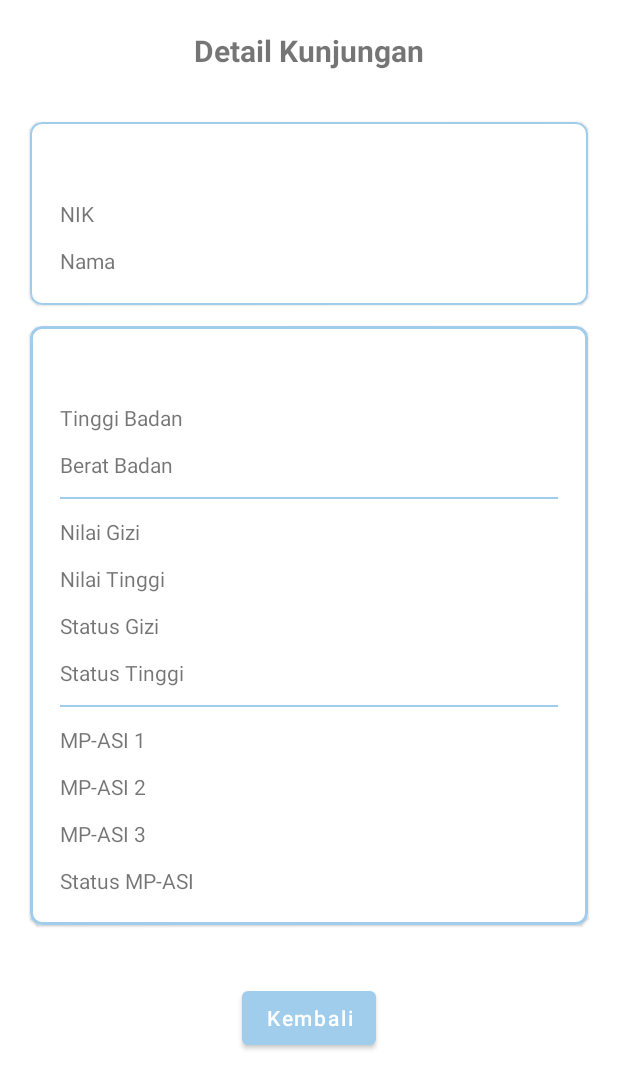
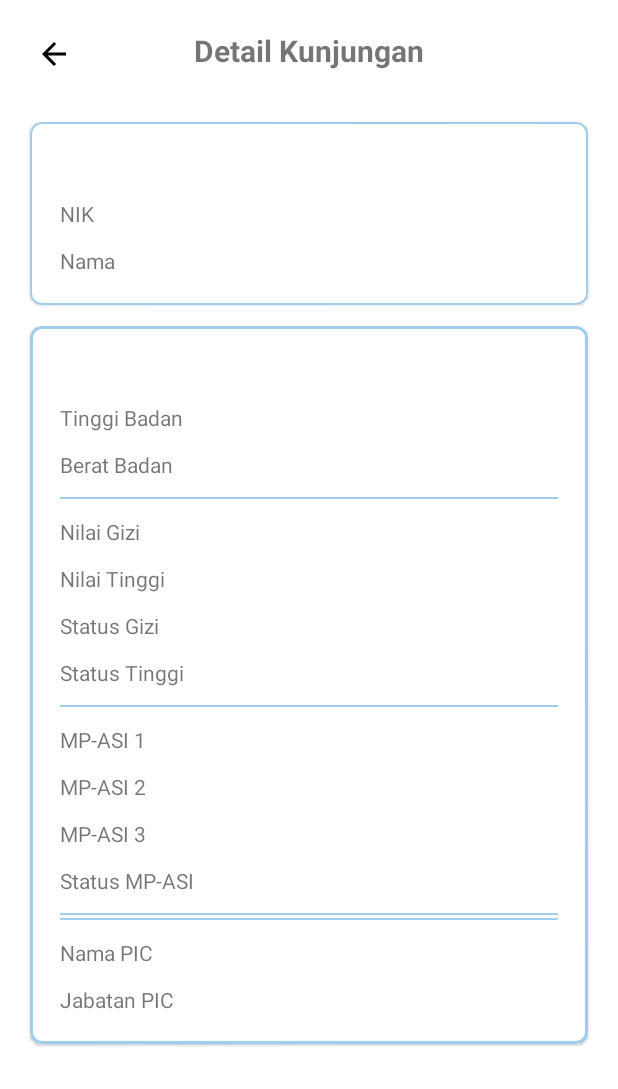
Before and after one commit to RikySaepuloh/HealthyBaby, an Android app: the layout activity_detail_riwayat.xml on its own in the app's theme, with its tools: preview values and no code run, on a phone screen of 412 x 824 dp. Shown: the top 1089 px of the screen. Run offline under Robolectric (Android 15) with nearby library versions, the phone set to English and light mode, and no system bars.

Commit message:
Initial fixed

```diff
--- a/app/src/main/java/id/example/healthybaby/DetailRiwayatActivity.kt
+++ b/app/src/main/java/id/example/healthybaby/DetailRiwayatActivity.kt
@@ -45,6 +45,8 @@ class DetailRiwayatActivity : AppCompatActivity() {
 
                 binding.tvTb.text = mydata?.get("tinggi badan").toString()
                 binding.tvBb.text = mydata?.get("berat badan").toString()
+                binding.tvPic.text = mydata?.get("pic").toString()
+                binding.tvJabPic.text = mydata?.get("hakakses").toString()
 
                 val statusGizi = mydata?.get("status gizi").toString()
                 when (statusGizi) {
--- a/app/src/main/java/id/example/healthybaby/InputNIKActivity.kt
+++ b/app/src/main/java/id/example/healthybaby/InputNIKActivity.kt
@@ -21,7 +21,7 @@ class InputNIKActivity : AppCompatActivity() {
         setContentView(binding.root)
         preferences.setPreferences(applicationContext)
 
-        if (preferences.getLoggedAs() == "Nakes") {
+        if (preferences.getLoggedAs() == "Dokter" || preferences.getLoggedAs() == "Kader") {
             ucapanSelamat()
             binding.btnLogout.visibility = View.VISIBLE
         }
--- a/app/src/main/java/id/example/healthybaby/IntroductionActivity.kt
+++ b/app/src/main/java/id/example/healthybaby/IntroductionActivity.kt
@@ -23,7 +23,6 @@ class IntroductionActivity : AppCompatActivity() {
         }
 
         binding.btnNakes.setOnClickListener {
-            preferences.saveLoggedAs("Nakes")
             startActivity(Intent(this,LoginActivity::class.java))
         }
     }
--- a/app/src/main/java/id/example/healthybaby/Library.kt
+++ b/app/src/main/java/id/example/healthybaby/Library.kt
@@ -38,7 +38,7 @@ fun dateTodayyymmdd(): String {
 }
 
 fun dateTodaddmmyyy(): String {
-    return SimpleDateFormat("dd-MM-yyyy", Locale.getDefault()).format(Date())
+    return SimpleDateFormat("dd/MM/yyyy", Locale.getDefault()).format(Date())
 }
 
 fun getMonthFromBirthdate(tanggalLahir: String?): Int {
--- a/app/src/main/java/id/example/healthybaby/LoginActivity.kt
+++ b/app/src/main/java/id/example/healthybaby/LoginActivity.kt
@@ -66,6 +66,7 @@ class LoginActivity : AppCompatActivity() {
                         preferences.saveUserID(userDoc.id)
                         preferences.saveLogStatus(true)
                         preferences.saveNamaNakes(user["nama"] as String?)
+                        preferences.saveLoggedAs(user["hakakses"] as String?)
 
                         startActivity(Intent(this,InputNIKActivity::class.java))
                         finishAffinity()
--- a/app/src/main/java/id/example/healthybaby/ResultActivity.kt
+++ b/app/src/main/java/id/example/healthybaby/ResultActivity.kt
@@ -65,6 +65,16 @@ class ResultActivity : AppCompatActivity() {
         val db = Firebase.firestore
         val userId = preferences.getUserID() // Replace with the actual user ID
         val medicalHistoryRef = userId?.let { db.collection("bayi").document(it).collection("medicalHistory") }
+        var loggedas=""
+        var nama=""
+        if (preferences.getLoggedAs() == "Dokter" || preferences.getLoggedAs() == "Kader"){
+            loggedas = preferences.getLoggedAs().toString()
+            nama = preferences.getNamaNakes().toString()
+        }else{
+            loggedas = preferences.getLoggedAs().toString()
+            nama = "-"
+        }
+
 
         val newRecord = hashMapOf(
             "tinggi badan" to preferences.getTB()!!.toDouble(),
@@ -78,6 +88,8 @@ class ResultActivity : AppCompatActivity() {
             "mp-asi 3" to preferences.getJenis3(),
             "frekuensi" to preferences.getFrekuensi(),
             "hasil mp-asi" to preferences.getHasilJenis(),
+            "pic" to nama,
+            "hakakses" to loggedas,
             "date" to dateTodaddmmyyy()
         )
 
@@ -101,6 +113,30 @@ class ResultActivity : AppCompatActivity() {
         binding.tvTanggalLahir.text = preferences.getTanggalLahir()
         binding.tvStatusGizi.text = statusGizi
         binding.tvStatusTinggi.text = statusTinggi
+
+        when (statusTinggi) {
+            "Sangat Pendek", "Sangat Tinggi" -> {
+                binding.tvStatusTinggi.setTextColor(ContextCompat.getColor(this,R.color.red))
+            }
+            "Pendek", "Tinggi" -> {
+                binding.tvStatusTinggi.setTextColor(ContextCompat.getColor(this,R.color.yellow))
+            }
+            else -> {
+                binding.tvStatusTinggi.setTextColor(ContextCompat.getColor(this,R.color.green))
+            }
+        }
+
+        when (statusGizi) {
+            "Sangat Obesitas", "Sangat Kurus" -> {
+                binding.tvStatusGizi.setTextColor(ContextCompat.getColor(this,R.color.red))
+            }
+            "Obesitas", "Kurus" -> {
+                binding.tvStatusGizi.setTextColor(ContextCompat.getColor(this,R.color.yellow))
+            }
+            else -> {
+                binding.tvStatusGizi.setTextColor(ContextCompat.getColor(this,R.color.green))
+            }
+        }
     }
 
 
--- a/app/src/main/res/layout/activity_detail_riwayat.xml
+++ b/app/src/main/res/layout/activity_detail_riwayat.xml
@@ -7,14 +7,40 @@
     android:layout_height="match_parent"
     tools:context=".DetailRiwayatActivity">
 
-    <TextView
-        android:layout_width="wrap_content"
-        android:layout_height="wrap_content"
-        android:layout_gravity="center"
-        android:layout_margin="20dp"
-        android:textStyle="bold"
-        android:textSize="20sp"
-        android:text="Detail Kunjungan"/>
+    <RelativeLayout
+        android:layout_width="match_parent"
+        android:layout_height="wrap_content">
+        <com.google.android.material.card.MaterialCardView
+            android:id="@+id/btn_back"
+            android:layout_width="24dp"
+            android:layout_height="24dp"
+            android:layout_marginStart="24dp"
+            android:layout_marginTop="24dp"
+            android:backgroundTint="@android:color/transparent"
+            app:cardElevation="0dp"
+            app:layout_constraintStart_toStartOf="parent"
+            app:layout_constraintTop_toTopOf="parent">
+
+            <ImageView
+                android:layout_width="wrap_content"
+                android:layout_height="wrap_content"
+                android:src="@drawable/ic_baseline_arrow_back_24"
+                 />
+        </com.google.android.material.card.MaterialCardView>
+
+        <TextView
+            android:layout_width="wrap_content"
+            android:layout_height="wrap_content"
+            android:layout_centerInParent="true"
+            android:layout_gravity="center"
+            android:layout_marginStart="20dp"
+            android:layout_marginTop="20dp"
+            android:layout_marginEnd="20dp"
+            android:layout_marginBottom="20dp"
+            android:text="Detail Kunjungan"
+            android:textSize="20sp"
+            android:textStyle="bold" />
+    </RelativeLayout>
 
     <com.google.android.material.card.MaterialCardView
         android:layout_width="match_parent"
@@ -380,17 +406,71 @@
 
             </LinearLayout>
 
+            <View
+                android:layout_width="match_parent"
+                android:layout_height="1dp"
+                android:layout_marginTop="12dp"
+                android:background="@color/light_blue"/>
+
+            <View
+                android:layout_width="match_parent"
+                android:layout_height="1dp"
+                android:layout_marginTop="2dp"
+                android:background="@color/light_blue"/>
+            <LinearLayout
+                android:layout_width="match_parent"
+                android:layout_height="wrap_content"
+                android:orientation="horizontal"
+                android:layout_marginTop="12dp"
+                android:weightSum="2">
+                <TextView
+                    android:layout_weight="1"
+                    android:layout_width="0dp"
+                    android:layout_height="wrap_content"
+                    android:text="Nama PIC"/>
+
+                <TextView
+                    android:id="@+id/tv_pic"
+                    android:layout_width="0dp"
+                    android:layout_weight="1"
+                    android:gravity="end"
+                    android:layout_height="wrap_content"
+                    android:text=""/>
+
+            </LinearLayout>
+
+            <LinearLayout
+                android:layout_width="match_parent"
+                android:layout_height="wrap_content"
+                android:orientation="horizontal"
+                android:layout_marginTop="12dp"
+                android:weightSum="2">
+                <TextView
+                    android:layout_weight="1"
+                    android:layout_width="0dp"
+                    android:layout_height="wrap_content"
+                    android:text="Jabatan PIC"/>
+
+                <TextView
+                    android:id="@+id/tv_jab_pic"
+                    android:layout_width="0dp"
+                    android:layout_weight="1"
+                    android:gravity="end"
+                    android:layout_height="wrap_content"
+                    android:text=""/>
+
+            </LinearLayout>
         </LinearLayout>
 
     </com.google.android.material.card.MaterialCardView>
 
 
-    <com.google.android.material.button.MaterialButton
-        android:id="@+id/btn_back"
-        android:layout_gravity="center"
-        android:layout_marginTop="24dp"
-        android:layout_width="wrap_content"
-        android:layout_height="wrap_content"
-        android:textAllCaps="false"
-        android:text="Kembali"/>
+<!--    <com.google.android.material.button.MaterialButton-->
+<!--        android:id="@+id/btn_back"-->
+<!--        android:layout_gravity="center"-->
+<!--        android:layout_marginTop="24dp"-->
+<!--        android:layout_width="wrap_content"-->
+<!--        android:layout_height="wrap_content"-->
+<!--        android:textAllCaps="false"-->
+<!--        android:text="Kembali"/>-->
 </LinearLayout>
```
